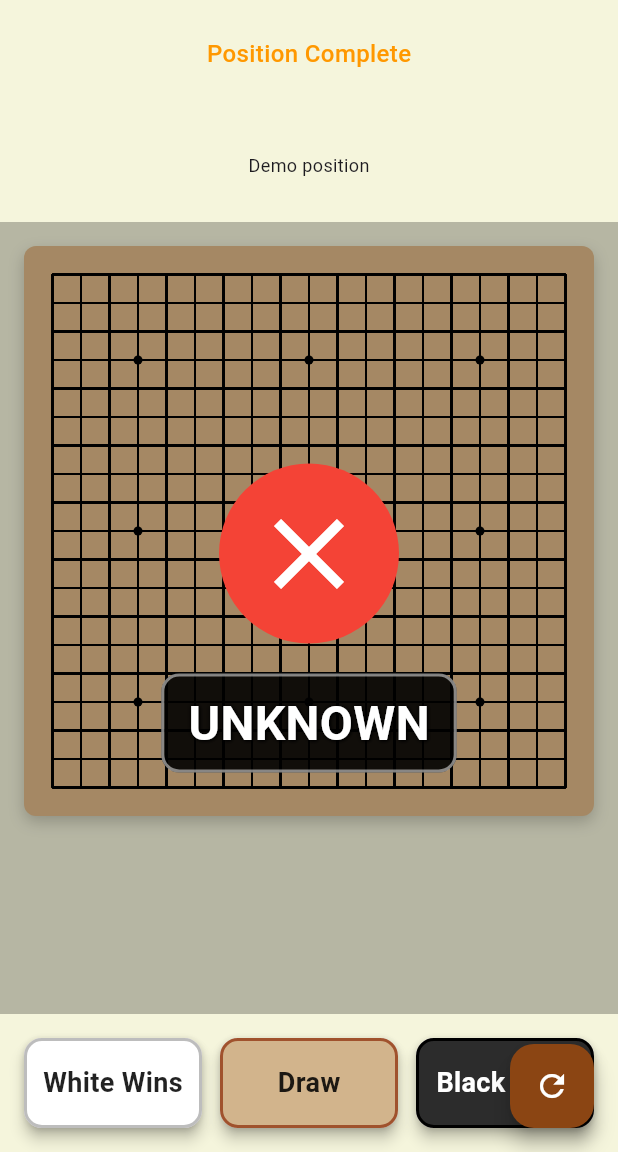
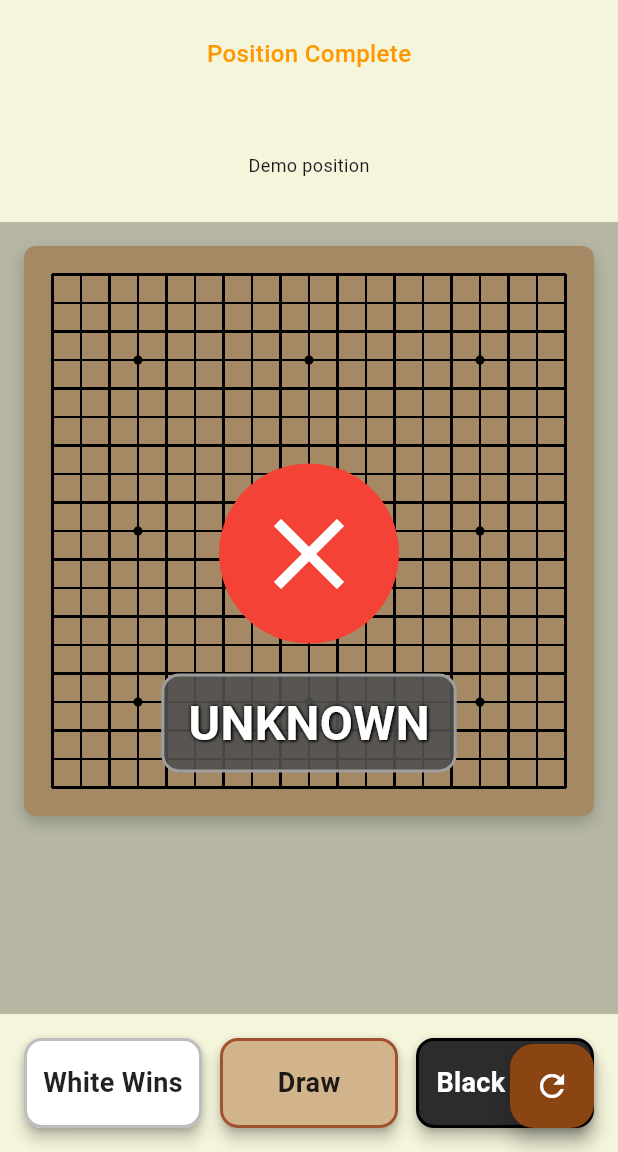
Before and after one commit to siasio/go-eval-app, a Flutter app: the screen it shows after launch, item 2 of the bottom bar chosen, on a phone screen of 412 x 824 dp, the part 84-1236 px from its top. Run offline on Flutter 3.47's test engine with Material 3 defaults, Android fonts, the light colour scheme and no system bars; our stand-ins replace file_picker.

Commit message:
better colors

```diff
--- a/lib/screens/training_screen.dart
+++ b/lib/screens/training_screen.dart
@@ -8,6 +8,20 @@ import '../widgets/go_board.dart';
 import '../widgets/result_buttons.dart';
 import '../widgets/game_status_bar.dart';
 import './settings_screen.dart';
+
+class ResultDisplayColors {
+  final Color backgroundColor;
+  final Color textColor;
+  final Color borderColor;
+  final Color? shadowColor;
+
+  const ResultDisplayColors({
+    required this.backgroundColor,
+    required this.textColor,
+    required this.borderColor,
+    this.shadowColor,
+  });
+}
 
 class TrainingScreen extends StatefulWidget {
   const TrainingScreen({super.key});
@@ -168,7 +182,7 @@ class _TrainingScreenState extends State<TrainingScreen> {
   Widget _buildFeedbackWidget() {
     final result = _positionManager.currentTrainingPosition?.result ?? '';
     final displayResult = _formatResultText(result);
-    final resultColor = _getResultTextColor(result);
+    final colors = _getResultDisplayColors(result);
 
     return Column(
       mainAxisSize: MainAxisSize.min,
@@ -190,28 +204,28 @@ class _TrainingScreenState extends State<TrainingScreen> {
         Container(
           padding: const EdgeInsets.symmetric(horizontal: 16, vertical: 8),
           decoration: BoxDecoration(
-            color: Colors.black.withValues(alpha: 0.9),
+            color: colors.backgroundColor,
             borderRadius: BorderRadius.circular(12),
-            border: Border.all(color: Colors.white.withValues(alpha: 0.5), width: 2),
+            border: Border.all(color: colors.borderColor, width: 2),
           ),
           child: Text(
             displayResult,
             style: TextStyle(
               fontSize: 32,
               fontWeight: FontWeight.bold,
-              color: resultColor,
-              shadows: [
+              color: colors.textColor,
+              shadows: colors.shadowColor != null ? [
                 Shadow(
                   offset: const Offset(0, 0),
-                  blurRadius: 4,
-                  color: Colors.black,
+                  blurRadius: 3,
+                  color: colors.shadowColor!,
                 ),
                 Shadow(
                   offset: const Offset(1, 1),
                   blurRadius: 2,
-                  color: Colors.black,
+                  color: colors.shadowColor!,
                 ),
-              ],
+              ] : null,
             ),
           ),
         ),
@@ -236,25 +250,56 @@ class _TrainingScreenState extends State<TrainingScreen> {
     return result;
   }
 
-  Color _getResultTextColor(String result) {
-    if (result.isEmpty) return Colors.white;
+  ResultDisplayColors _getResultDisplayColors(String result) {
+    if (result.isEmpty) {
+      // Unknown result - use neutral colors
+      return const ResultDisplayColors(
+        backgroundColor: Color.fromRGBO(80, 80, 80, 0.9), // Dark gray
+        textColor: Colors.white,
+        borderColor: Colors.grey,
+        shadowColor: Colors.black,
+      );
+    }
+
+    final displayResult = _formatResultText(result);
 
     // Handle draws
-    if (result.contains('+0.5') || result.contains('-0.5') || result == 'Draw' || _formatResultText(result) == 'DRAW') {
-      return const Color(0xFFD2B48C); // Tan/beige for draws
+    if (displayResult == 'DRAW') {
+      return const ResultDisplayColors(
+        backgroundColor: Color.fromRGBO(210, 180, 140, 0.9), // Tan/beige background
+        textColor: Color(0xFF5D4037), // Dark brown text
+        borderColor: Color(0xFF8D6E63), // Medium brown border
+        shadowColor: Color.fromRGBO(255, 255, 255, 0.8), // Light shadow for contrast
+      );
     }
 
     // Handle black wins
     if (result.startsWith('B+')) {
-      return Colors.white; // White text for black wins
+      return const ResultDisplayColors(
+        backgroundColor: Color.fromRGBO(80, 80, 80, 0.9), // Dark gray background (representing black stones)
+        textColor: Colors.white, // White text for excellent contrast
+        borderColor: Color.fromRGBO(160, 160, 160, 0.8), // Light gray border
+        shadowColor: Colors.black, // Dark shadow
+      );
     }
 
     // Handle white wins
     if (result.startsWith('W+')) {
-      return const Color(0xFF2C2C2C); // Dark color for white wins
+      return const ResultDisplayColors(
+        backgroundColor: Color.fromRGBO(250, 250, 250, 0.92), // Very light gray background (representing white stones)
+        textColor: Color(0xFF2C2C2C), // Dark gray text for excellent contrast
+        borderColor: Color.fromRGBO(120, 120, 120, 0.7), // Medium gray border
+        shadowColor: Color.fromRGBO(0, 0, 0, 0.3), // Subtle dark shadow
+      );
     }
 
-    return Colors.white; // Default
+    // Default fallback
+    return const ResultDisplayColors(
+      backgroundColor: Color.fromRGBO(80, 80, 80, 0.9),
+      textColor: Colors.white,
+      borderColor: Colors.grey,
+      shadowColor: Colors.black,
+    );
   }
 
   @override
```
